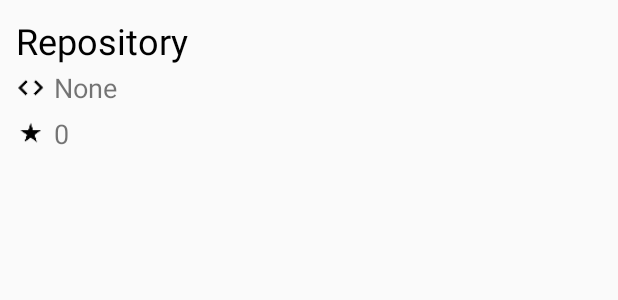
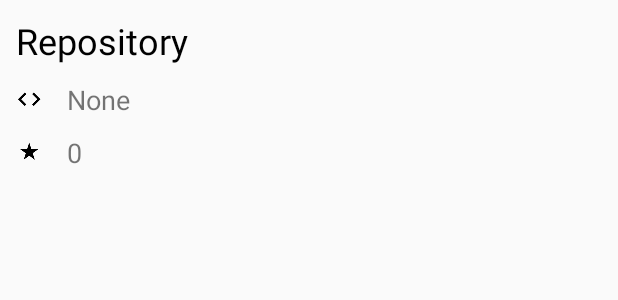
Before and after one commit to bassaer/SimpleBase, an Android app: the layout repo_cell.xml on its own in the app's theme, with its tools: preview values and no code run, on a phone screen of 412 x 824 dp. Shown: the top 300 px of the screen. Run offline under Robolectric (Android 15) with nearby library versions, the phone set to English and light mode, and no system bars; network calls fail.

Commit message:
fix lint

```diff
--- a/app/src/main/res/layout/repo_cell.xml
+++ b/app/src/main/res/layout/repo_cell.xml
@@ -11,54 +11,32 @@
             android:layout_height="wrap_content"
             android:maxLines="1"
             android:ellipsize="end"
-            android:layout_marginLeft="@dimen/cell_margin"
-            android:layout_marginTop="@dimen/cell_margin"
-            android:layout_marginRight="@dimen/cell_margin"
+            android:layout_margin="@dimen/cell_margin"
             android:text="@string/repo"
             android:textSize="@dimen/font_normal"
             android:textColor="@android:color/black"/>
-
-    <LinearLayout
-            android:orientation="horizontal"
-            android:layout_width="match_parent"
-            android:layout_height="wrap_content">
-
-        <ImageView
-                android:layout_width="@dimen/icon_small"
-                android:layout_height="@dimen/icon_small"
-                android:layout_margin="@dimen/cell_margin"
-                android:contentDescription="@string/default_none"
-                android:src="@drawable/ic_code"/>
 
     <TextView
             android:id="@+id/repo_language"
             android:layout_width="match_parent"
             android:layout_height="wrap_content"
+            android:layout_margin="@dimen/cell_margin"
+            android:drawableStart="@drawable/ic_code"
+            android:drawablePadding="@dimen/cell_padding"
             android:text="@string/default_none"
             android:textSize="@dimen/font_small"
             android:layout_gravity="center_vertical"/>
 
-    </LinearLayout>
-
-    <LinearLayout
-            android:orientation="horizontal"
-            android:layout_width="match_parent"
-            android:layout_height="wrap_content">
-
-        <ImageView
-                android:layout_width="@dimen/icon_small"
-                android:layout_height="@dimen/icon_small"
-                android:layout_margin="@dimen/cell_margin"
-                android:contentDescription="@string/default_none"
-                android:src="@drawable/ic_star_rate"/>
 
     <TextView
             android:id="@+id/repo_stars"
             android:layout_width="match_parent"
             android:layout_height="wrap_content"
+            android:layout_margin="@dimen/cell_margin"
+            android:drawableStart="@drawable/ic_star_rate"
+            android:drawablePadding="@dimen/cell_padding"
             android:text="@string/default_count"
             android:textSize="@dimen/font_small"
             android:layout_gravity="center_vertical"/>
-    </LinearLayout>
 
 </LinearLayout>
--- a/app/src/main/res/values/dimens.xml
+++ b/app/src/main/res/values/dimens.xml
@@ -1,12 +1,8 @@
 <resources>
     <dimen name="fab_margin">16dp</dimen>
-
     <dimen name="font_small">18sp</dimen>
     <dimen name="font_normal">24sp</dimen>
     <dimen name="font_large">96sp</dimen>
-
     <dimen name="cell_padding">16dp</dimen>
     <dimen name="cell_margin">5dp</dimen>
-
-    <dimen name="icon_small">20dp</dimen>
 </resources>
--- a/build.gradle
+++ b/build.gradle
@@ -27,7 +27,7 @@ task clean(type: Delete) {
 ext {
     kotlinVer = '1.3.30'
     compileSdkVer = 28
-    minSdkVer = 15
+    minSdkVer = 17
     targetSdkVer = 28
     versionCode = 1
     versionName = '1.0'
```
Lines whose indentation alone changed are shown as unchanged.
